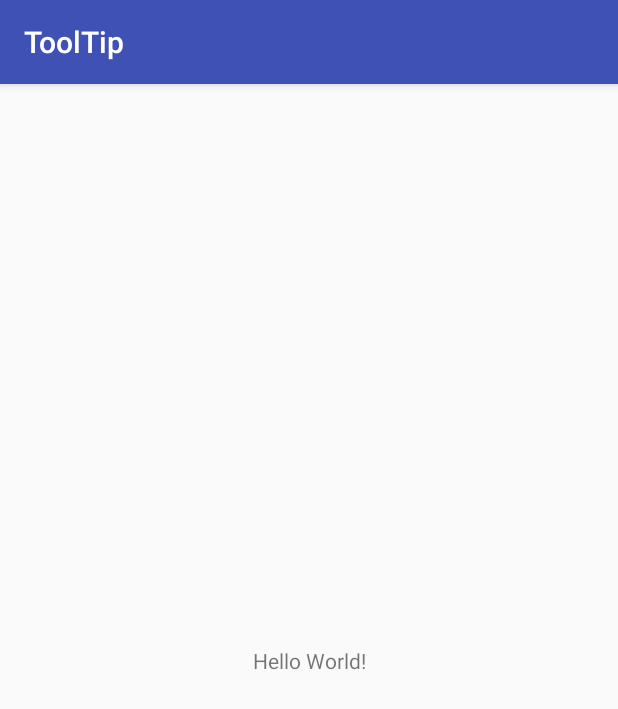
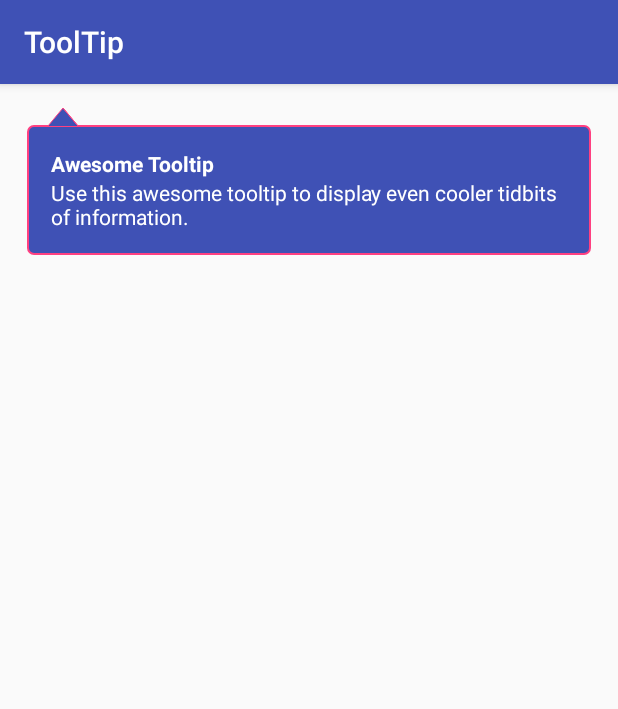
Before and after one commit to NathanSass/ToolTip, an Android app: the screen it shows after launch (MainActivity), on a phone screen of 412 x 824 dp. Shown: the top 709 px of the screen. Run offline under Robolectric (Android 15) with nearby library versions, the phone set to English and light mode, and no system bars.

Commit message:
displays tooltip in the UI

```diff
--- /dev/null
+++ b/app/src/main/java/com/example/nathans/tooltip/Triangle.java
@@ -0,0 +1,132 @@
+package com.example.nathans.tooltip;
+
+import android.content.Context;
+import android.content.res.TypedArray;
+import android.graphics.Canvas;
+import android.graphics.Color;
+import android.graphics.Paint;
+import android.graphics.Path;
+import android.util.AttributeSet;
+import android.view.View;
+
+/**
+ * Created by nathans on 8/5/17.
+ */
+
+/**
+ * Custom view to build a triangle.
+ * Options: Border on all sides, border on two sides
+ * Can make triangles like this ▲ or ▶. Combined with rotation in xml any triangle should be able to be made.
+ * Methods adapted from https://stackoverflow.com/questions/2517589/making-a-triangle-shape-using-xml-definitions/39530948#39530948
+ */
+public class Triangle extends View {
+    private static final int ORIENTATION_VERTICAL = 1;
+    private static final int ORIENTATION_HORIZONTAL = 2;
+
+    private int triangleOrientation;
+    private int fillColor;
+    private int strokeColor;
+    private float strokeWidth;
+    private boolean twoSidedStroke;
+
+    public Triangle(Context context) {
+        this(context, null);
+    }
+
+    public Triangle(Context context, AttributeSet attrs) {
+        this(context, attrs, 0);
+    }
+
+    public Triangle(Context context, AttributeSet attrs, int defStyle) {
+        super(context, attrs, defStyle);
+        loadAttrs(attrs, defStyle);
+    }
+
+    protected void onDraw(Canvas canvas) {
+        super.onDraw(canvas);
+        int w = getWidth() / 2;
+        int h = getHeight() / 2;
+
+        Path fillPath = getTrianglePath(w, h);
+        fillPath.close();
+
+        Paint fillPaint = new Paint();
+        fillPaint.setColor(fillColor);
+        fillPaint.setAntiAlias(true);
+
+        canvas.drawPath(fillPath, fillPaint);
+
+        if (strokeWidth != 0) {
+
+            Path strokePath = twoSidedStroke ? getTwoSidedStroke(w, h) : getTrianglePath(w, h);
+            strokePath.close();
+
+            Paint strokePaint = new Paint();
+            strokePaint.setStyle(Paint.Style.STROKE);
+            strokePaint.setStrokeWidth(strokeWidth);
+            strokePaint.setColor(strokeColor);
+
+            canvas.drawPath(strokePath, strokePaint);
+        }
+    }
+
+    /**
+     * Return Path for triangle
+     */
+    private Path getTrianglePath(int w, int h) {
+        Path path = new Path();
+        if (isVertical()) {
+            // ▲
+            path.moveTo(0, 2 * h);
+            path.lineTo(w, 0);
+            path.lineTo(2 * w, 2 * h);
+            path.lineTo(0, 2 * h);
+        } else {
+            // ▶
+            path.moveTo(2 * w, 0);
+            path.lineTo(0, h);
+            path.lineTo(2 * w, 2 * h);
+            path.lineTo(2 * w, 0);
+        }
+        return path;
+    }
+
+    /**
+     * Return Path to stroke on 2 sides of a triangle
+     */
+    private Path getTwoSidedStroke(int w, int h) {
+        Path path = new Path();
+        if (isVertical()) {
+            // ▲
+            path.moveTo(0, 2 * h);
+            path.lineTo(w, 0);
+            path.moveTo(w, 0);
+            path.lineTo(2 * w, 2 * h);
+        } else {
+            // ▶
+            path.moveTo(2 * w, 0);
+            path.lineTo(0, h);
+            path.moveTo(0, h);
+            path.lineTo(2 * w, 2 * h);
+        }
+        return path;
+    }
+
+    private boolean isVertical() {
+        return triangleOrientation == ORIENTATION_VERTICAL;
+    }
+
+    private void loadAttrs(AttributeSet attrs, int defStyleAttr) {
+        TypedArray a =
+                getContext().getTheme().obtainStyledAttributes(attrs, R.styleable.Triangle, defStyleAttr, 0);
+        try {
+            fillColor = a.getColor(R.styleable.Triangle_triangleColor, Color.BLACK);
+            strokeColor = a.getColor(R.styleable.Triangle_triangleStrokeColor, -1);
+            strokeWidth = a.getDimensionPixelOffset(R.styleable.Triangle_triangleStrokeWidth, 0); // convert to dp
+            twoSidedStroke = a.getBoolean(R.styleable.Triangle_triangleTwoSidedStroke, false);
+            triangleOrientation = a.getInt(R.styleable.Triangle_triangleOrientation, ORIENTATION_VERTICAL);
+        } finally {
+            a.recycle();
+        }
+    }
+}
--- /dev/null
+++ b/app/src/main/res/drawable/tooltip_background.xml
@@ -0,0 +1,13 @@
+<?xml version="1.0" encoding="utf-8"?>
+<layer-list xmlns:android="http://schemas.android.com/apk/res/android">
+    <item>
+        <shape android:shape="rectangle">
+            <stroke
+                android:width="1dp"
+                android:color="@color/colorAccent"/>
+            <solid android:color="@color/colorPrimary"/>
+            <corners android:radius="4dp"/>
+        </shape>
+    </item>
+
+</layer-list>
--- a/app/src/main/res/layout/activity_main.xml
+++ b/app/src/main/res/layout/activity_main.xml
@@ -1,19 +1,51 @@
 <?xml version="1.0" encoding="utf-8"?>
-<android.support.constraint.ConstraintLayout
-    xmlns:android="http://schemas.android.com/apk/res/android"
+<RelativeLayout xmlns:android="http://schemas.android.com/apk/res/android"
     xmlns:app="http://schemas.android.com/apk/res-auto"
-    xmlns:tools="http://schemas.android.com/tools"
     android:layout_width="match_parent"
     android:layout_height="match_parent"
-    tools:context="com.example.nathans.tooltip.MainActivity">
+    android:orientation="vertical"
+    android:padding="16dp">
 
-    <TextView
-        android:layout_width="wrap_content"
+    <LinearLayout
+        android:layout_width="match_parent"
         android:layout_height="wrap_content"
-        android:text="Hello World!"
-        app:layout_constraintBottom_toBottomOf="parent"
-        app:layout_constraintLeft_toLeftOf="parent"
-        app:layout_constraintRight_toRightOf="parent"
-        app:layout_constraintTop_toTopOf="parent"/>
+        android:layout_alignParentLeft="true"
+        android:layout_alignParentStart="true"
+        android:layout_marginLeft="2dp"
+        android:layout_marginRight="2dp"
+        android:layout_marginTop="11dp"
+        android:background="@drawable/tooltip_background"
+        android:orientation="vertical"
+        android:padding="16dp">
 
-</android.support.constraint.ConstraintLayout>
+        <TextView
+            android:layout_width="match_parent"
+            android:layout_height="wrap_content"
+            android:ellipsize="end"
+            android:maxLines="1"
+            android:text="Awesome Tooltip"
+            android:textColor="@android:color/white"
+            android:textStyle="bold"/>
+
+        <TextView
+            android:layout_width="match_parent"
+            android:layout_height="wrap_content"
+            android:ellipsize="end"
+            android:text="Use this awesome tooltip to display even cooler tidbits of information."
+            android:textColor="@android:color/white"/>
+
+    </LinearLayout>
+
+
+    <com.example.nathans.tooltip.Triangle
+        android:layout_width="20dp"
+        android:layout_height="12dp"
+        android:layout_alignParentLeft="true"
+        android:layout_alignParentTop="true"
+        android:layout_marginLeft="16dp"
+        app:triangleColor="@color/colorPrimary"
+        app:triangleOrientation="vertical"
+        app:triangleStrokeColor="@color/colorAccent"
+        app:triangleStrokeWidth="1dp"
+        app:triangleTwoSidedStroke="true"/>
+</RelativeLayout>
--- /dev/null
+++ b/app/src/main/res/values/attrs.xml
@@ -0,0 +1,13 @@
+<?xml version="1.0" encoding="utf-8"?>
+<resources>
+    <declare-styleable name="Triangle">
+        <attr name="triangleOrientation" format="enum">
+            <enum name="vertical" value="1"/>
+            <enum name="horizontal" value="2"/>
+        </attr>
+        <attr name="triangleColor" format="color"/>
+        <attr name="triangleStrokeColor" format="color"/>
+        <attr name="triangleStrokeWidth" format="dimension"/>
+        <attr name="triangleTwoSidedStroke" format="boolean"/>
+    </declare-styleable>
+</resources>
```
